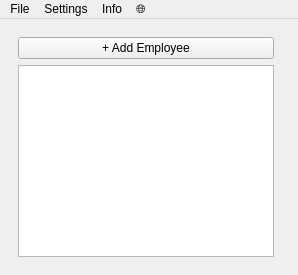
First picture: the form in app/mainwindow.ui, repository AshrafAlshareef/EmployeeTimeTracker, before the edit.
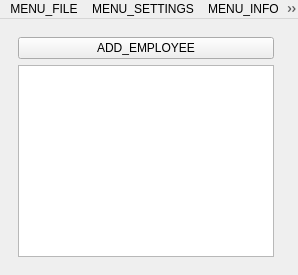
Second picture: the form after the edit.

```diff
--- a/app/mainwindow.ui
+++ b/app/mainwindow.ui
@@ -13,7 +13,7 @@
        <item>
         <widget class="QPushButton" name="btnAddEmployee">
          <property name="text">
-          <string>+ Add Employee</string>
+          <string>ADD_EMPLOYEE</string>
          </property>
         </widget>
        </item>
@@ -33,28 +33,28 @@
     <rect><x>0</x><y>0</y><width>800</width><height>22</height></rect>
    </property>
    <widget class="QMenu" name="menuFile">
-    <property name="title"><string>File</string></property>
-    <addaction name="actionImport"/>
-    <addaction name="actionExport"/>
-    <addaction name="actionExit"/>
+    <property name="title"><string>MENU_FILE</string></property>
+    <addaction name="actionImport" />
+    <addaction name="actionExport" />
+    <addaction name="actionExit" />
    </widget>
    <widget class="QMenu" name="menuSettings">
-    <property name="title"><string>Settings</string></property>
-    <addaction name="actionPreferences"/>
+    <property name="title"><string>MENU_SETTINGS</string></property>
+    <addaction name="actionPreferences" />
    </widget>
    <widget class="QMenu" name="menuInfo">
-    <property name="title"><string>Info</string></property>
-    <addaction name="actionAboutApp"/>
-    <addaction name="actionAboutQt"/>
+    <property name="title"><string>MENU_INFO</string></property>
+    <addaction name="actionAboutApp" />
+    <addaction name="actionAboutQt" />
    </widget>
    <widget class="QMenu" name="menuLanguage">
-    <property name="title"><string>🌐</string></property>
-    <addaction name="actionLanguageSelector"/>
+    <property name="title"><string>MENU_LANGUAGE</string></property>
+    <addaction name="actionLanguageSelector" />
    </widget>
-   <addaction name="menuFile"/>
-   <addaction name="menuSettings"/>
-   <addaction name="menuInfo"/>
-   <addaction name="menuLanguage"/>
+   <addaction name="menuFile" />
+   <addaction name="menuSettings" />
+   <addaction name="menuInfo" />
+   <addaction name="menuLanguage" />
   </widget>
   <action name="actionImport">
    <property name="text"><string>Import...</string></property>
```
Left out of the diff: 26 changed lines with no effect on the pictures.
